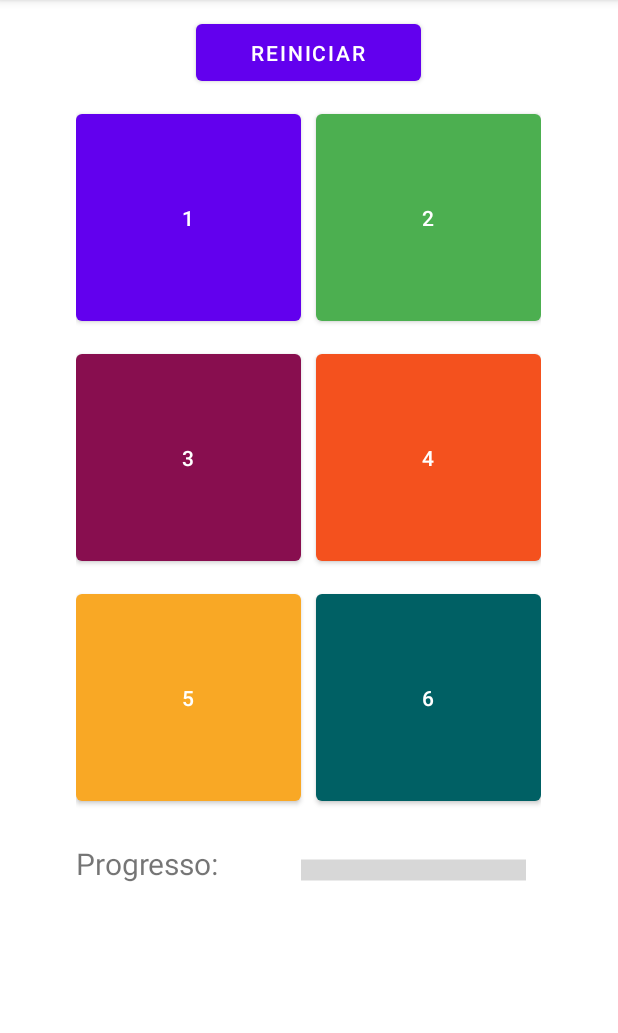
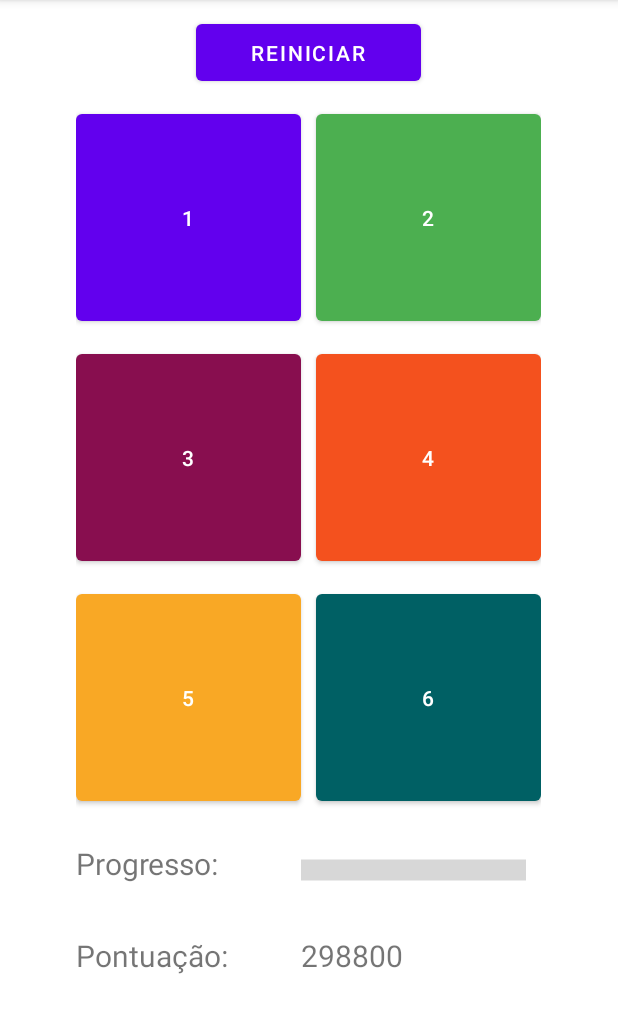
Before and after one commit to RamonGiovane/MemorizationGame, an Android app: the screen it shows after launch (MainActivity), after a tap on "REINICIAR", on a phone screen of 412 x 824 dp, the part 84-1117 px from its top. Run offline under Robolectric (Android 15) with nearby library versions, the phone set to English and light mode, and no system bars.

Commit message:
Score feature

```diff
--- /dev/null
+++ b/app/src/main/java/com/example/myapplication/KeyboardFocusListener.java
@@ -0,0 +1,28 @@
+package com.example.myapplication;
+
+import android.app.Activity;
+import android.content.Context;
+import android.view.View;
+import android.view.inputmethod.InputMethodManager;
+
+public class KeyboardFocusListener implements View.OnFocusChangeListener {
+
+    private Activity activity;
+    private  int textFieldId;
+
+    public KeyboardFocusListener(Activity activity, int textFieldId) {
+        this.activity = activity;
+        this.textFieldId = textFieldId;
+    }
+
+
+    @Override
+    public void onFocusChange(View v, boolean hasFocus) {
+
+            if(v.getId() == textFieldId && !hasFocus) {
+                InputMethodManager imm =  (InputMethodManager) activity.getSystemService(Context.INPUT_METHOD_SERVICE);
+                imm.hideSoftInputFromWindow(v.getWindowToken(), 0);
+
+            }
+        }
+}
--- a/app/src/main/java/com/example/myapplication/MainActivity.java
+++ b/app/src/main/java/com/example/myapplication/MainActivity.java
@@ -1,17 +1,24 @@
 package com.example.myapplication;
 
+import android.app.Activity;
 import android.graphics.Color;
 import android.os.Bundle;
 import android.util.Log;
 import android.view.View;
+import android.view.inputmethod.InputMethodManager;
 import android.widget.Button;
+import android.widget.EditText;
 import android.widget.ProgressBar;
+import android.widget.TextView;
+import android.widget.Toast;
 
 import androidx.appcompat.app.AppCompatActivity;
 
+import java.time.Duration;
 import java.util.ArrayList;
 import java.util.List;
 import java.util.Random;
+import java.util.Set;
 
 public class MainActivity extends AppCompatActivity {
 
@@ -20,6 +27,14 @@ public class MainActivity extends AppCompatActivity {
     private ProgressBar progressBar;
 
     private int correctNumbers;
+
+    private int errorCount;
+
+    private TextView scoreText;
+
+    private ScoreTimer scoreTimer;
+
+    private EditText nameTextField;
 
     @Override
     protected void onCreate(Bundle savedInstanceState) {
@@ -32,26 +47,73 @@ public class MainActivity extends AppCompatActivity {
         int id = getResources().getIdentifier("progressBar", "id", getPackageName());
         progressBar = (ProgressBar) findViewById(id);
 
+
+        id = getResources().getIdentifier("score", "id", getPackageName());
+        scoreText = (TextView) findViewById(id);
+
+        id = getResources().getIdentifier("text_field", "id", getPackageName());
+        nameTextField = (EditText) findViewById(id);
+        nameTextField.setOnFocusChangeListener(new KeyboardFocusListener(this, id));
+
+        scoreTimer = new ScoreTimer(scoreText);
+        scoreTimer.start();
     }
 
+
+
     private void SetWin(boolean enable){
+
+       if(enable) scoreTimer.cancel();
 
         int id = getResources().getIdentifier("win_title", "id", getPackageName());
         findViewById(id).setVisibility(enable ? View.VISIBLE : View.GONE);
 
         id = getResources().getIdentifier("win_text", "id", getPackageName());
         findViewById(id).setVisibility(enable ? View.VISIBLE : View.GONE);
+
+
+        id = getResources().getIdentifier("progressBar", "id", getPackageName());
+        findViewById(id).setVisibility(enable ? View.GONE : View.VISIBLE);
+
+
+        id = getResources().getIdentifier("progress_text", "id", getPackageName());
+        findViewById(id).setVisibility(enable ? View.GONE : View.VISIBLE);
+
+        id = getResources().getIdentifier("mistakes_text", "id", getPackageName());
+        findViewById(id).setVisibility(enable ? View.VISIBLE : View.GONE);
+
+        id = getResources().getIdentifier("mistakes", "id", getPackageName());
+        TextView text = (TextView) findViewById(id);
+        text.setVisibility(enable ? View.VISIBLE : View.GONE);
+        text.setText(String.valueOf(errorCount));
+
+        for (int i = 1; i <= 6; i++) {
+            id = getResources().getIdentifier("button" + i, "id", getPackageName());
+            Button button = (Button) findViewById(id);
+            button.setVisibility(enable ? View.GONE : View.VISIBLE);
+        }
+
+        id = getResources().getIdentifier("text_field", "id", getPackageName());
+        findViewById(id).setVisibility(enable ? View.VISIBLE : View.GONE);
+
+
+        id = getResources().getIdentifier("ioo", "id", getPackageName());
+        findViewById(id).setVisibility(enable ? View.VISIBLE : View.GONE);
+
+
+        id = getResources().getIdentifier("save_button", "id", getPackageName());
+        findViewById(id).setVisibility(enable ? View.VISIBLE : View.GONE);
+
+        id = getResources().getIdentifier("buttonrestart", "id", getPackageName());
+        findViewById(id).setVisibility(enable ? View.INVISIBLE : View.VISIBLE);
+
     }
 
     public void ResetScreen(View view){
 
         correctNumbers = 0;
 
-        for (int i = 1; i <= 6; i++) {
-            int id = getResources().getIdentifier("button"+i, "id", getPackageName());
-            Button button = (Button) findViewById(id);
-            button.setVisibility(View.VISIBLE);
-        }
+        SetWin(false);
 
         ChangeBackgroundColor(view,  getResources().getString(R.string.color_neutral));
 
@@ -65,6 +127,8 @@ public class MainActivity extends AppCompatActivity {
         SetWin(false);
 
         ResetScreen(view);
+
+        scoreTimer.start();
     }
 
     private void ChangeBackgroundColor(final View someView, String color) {
@@ -96,9 +160,10 @@ public class MainActivity extends AppCompatActivity {
             ChangeProgressBar();
         }
 
-        else
+        else {
+            errorCount++;
             ResetScreen(view);
-
+        }
 
 
         if(correctNumbers == 6)
@@ -114,24 +179,47 @@ public class MainActivity extends AppCompatActivity {
     }
 
     private void GenerateNumbers(){
+
+        errorCount = 0;
+
         Random r = new java.util.Random();
 
         sequence = new ArrayList<>();
 
-        while(sequence.size()  < 6){
-            int value  = r.nextInt(6) + 1;
+        sequence.add(1); sequence.add(2); sequence.add(3); sequence.add(4); sequence.add(5); sequence.add(6);
 
-            boolean repeated = false;
+        return;
+//
+//        while(sequence.size()  < 6){
+//            int value  = r.nextInt(6) + 1;
+//
+//            boolean repeated = false;
+//
+//            for(int v : sequence){
+//                if(value == v) {
+//                    repeated = true;
+//                    break;
+//                }
+//            }
+//
+//            if(!repeated) sequence.add(value);
+//        }
+    }
 
-            for(int v : sequence){
-                if(value == v) {
-                    repeated = true;
-                    break;
-                }
-            }
+    public void SaveAndRestart(View view){
+        int  id = getResources().getIdentifier("text_field", "id", getPackageName());
+        EditText textField = (EditText) findViewById(id);
 
-            if(!repeated) sequence.add(value);
+        if(textField.getText().toString().isEmpty()) {
+            Toast.makeText(this, "Digite seu nome", Toast.LENGTH_SHORT)
+                    .show();
+            return;
         }
 
+
+
+        Restart(view);
     }
+
+
 }
--- /dev/null
+++ b/app/src/main/java/com/example/myapplication/ScoreTimer.java
@@ -0,0 +1,25 @@
+package com.example.myapplication;
+
+import android.os.CountDownTimer;
+import android.widget.TextView;
+
+public class ScoreTimer extends CountDownTimer {
+
+    private final TextView scoreText;
+
+    public ScoreTimer(TextView scoreText) {
+        super(301000, 50);
+
+        this.scoreText = scoreText;
+    }
+
+    @Override
+    public void onTick(long millisUntilFinished) {
+        scoreText.setText(String.valueOf(millisUntilFinished));
+    }
+
+    @Override
+    public void onFinish() {
+        scoreText.setText("1");
+    }
+}
--- a/app/src/main/res/layout/activity_main.xml
+++ b/app/src/main/res/layout/activity_main.xml
@@ -6,7 +6,7 @@
         android:layout_height="match_parent"
         android:layout_gravity="center"
         android:columnCount="2"
-        android:rowCount="4"
+        android:rowCount="6"
         android:id="@+id/gridLayout"
         tools:context=".MainActivity">
 
@@ -40,6 +40,7 @@
             android:textSize="20sp"
             android:layout_columnSpan="2"
             android:layout_marginLeft="30dp"
+            android:layout_marginBottom="30dp"
 
             android:visibility="gone"
             android:layout_marginStart="30dp" />
@@ -143,4 +144,63 @@
             android:progress="1"
             />
 
-    </GridLayout>
+    <TextView
+        android:id="@+id/score_text"
+        android:text="@string/scoreText"
+        android:textSize="20sp"
+        android:layout_marginTop="3dp" />
+
+    <TextView
+        android:id="@+id/score"
+        android:text="@string/zero"
+        android:textSize="20sp"
+        android:layout_marginTop="3dp" />
+
+    <TextView
+        android:id="@+id/mistakes_text"
+        android:text="@string/errors"
+        android:textSize="20sp"
+        android:layout_marginTop="3dp"
+        android:visibility="gone"
+        />
+
+    <TextView
+        android:id="@+id/mistakes"
+        android:text="@string/zero"
+        android:textSize="20sp"
+        android:layout_marginTop="3dp"
+        android:visibility="gone"
+        />
+
+    <EditText
+        android:layout_width="180dp"
+        android:layout_height="40dp"
+        android:id="@+id/text_field"
+        android:autofillHints="Digite seu nome"
+        android:hint="@string/type_your_name"
+        android:layout_marginTop="30dp"
+        android:layout_marginRight="10dp"
+        android:visibility="gone"
+        android:inputType="text"/>
+
+    <Button
+        android:id="@+id/save_button"
+        android:text="@string/save"
+        android:onClick="SaveAndRestart"
+        android:layout_height="45dp"
+        android:layout_marginTop="30dp"
+        android:layout_width="wrap_content"
+        android:visibility="gone"
+        />
+
+    <TextView
+        android:id="@+id/ioo"
+        android:layout_columnSpan="2"
+        android:text="@string/ranking_message"
+        android:textSize="16sp"
+        android:textStyle="bold"
+        android:layout_marginTop="3dp"
+        android:visibility="gone" />
+
+
+</GridLayout>
--- a/app/src/main/res/values/strings.xml
+++ b/app/src/main/res/values/strings.xml
@@ -19,5 +19,11 @@
     <string name="win_title">Parabéns!</string>
     <string name="win_text">Você tem uma boa memória</string>
     <string name="progress_text">Progresso:</string>
+    <string name="scoreText">Pontuação:</string>
+    <string name="errors">Erros:</string>
+    <string name="zero">0</string>
+    <string name="ranking_message">Sua pontuação será guardada nos Rankings!</string>
+    <string name="type_your_name">Digite seu nome</string>
+    <string name="save">Continuar</string>
 
 </resources>
```
